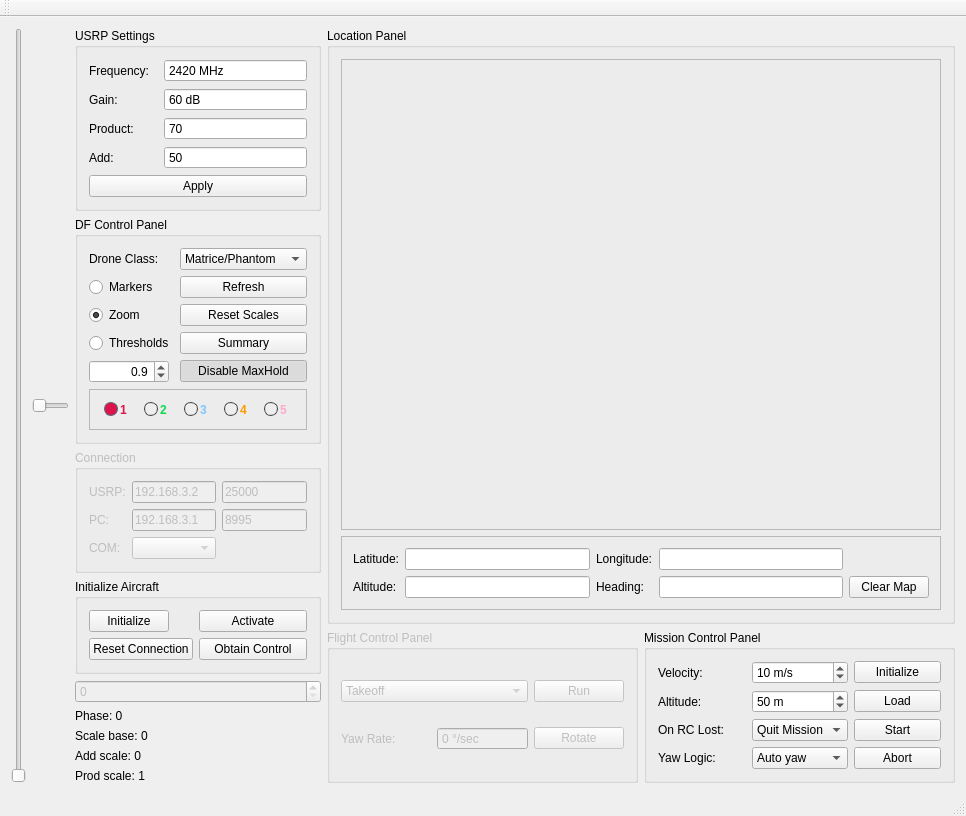
The window that view/mainview.ui (Valkaryne/Matrice600DF) describes before a commit, drawn with Qt 5.
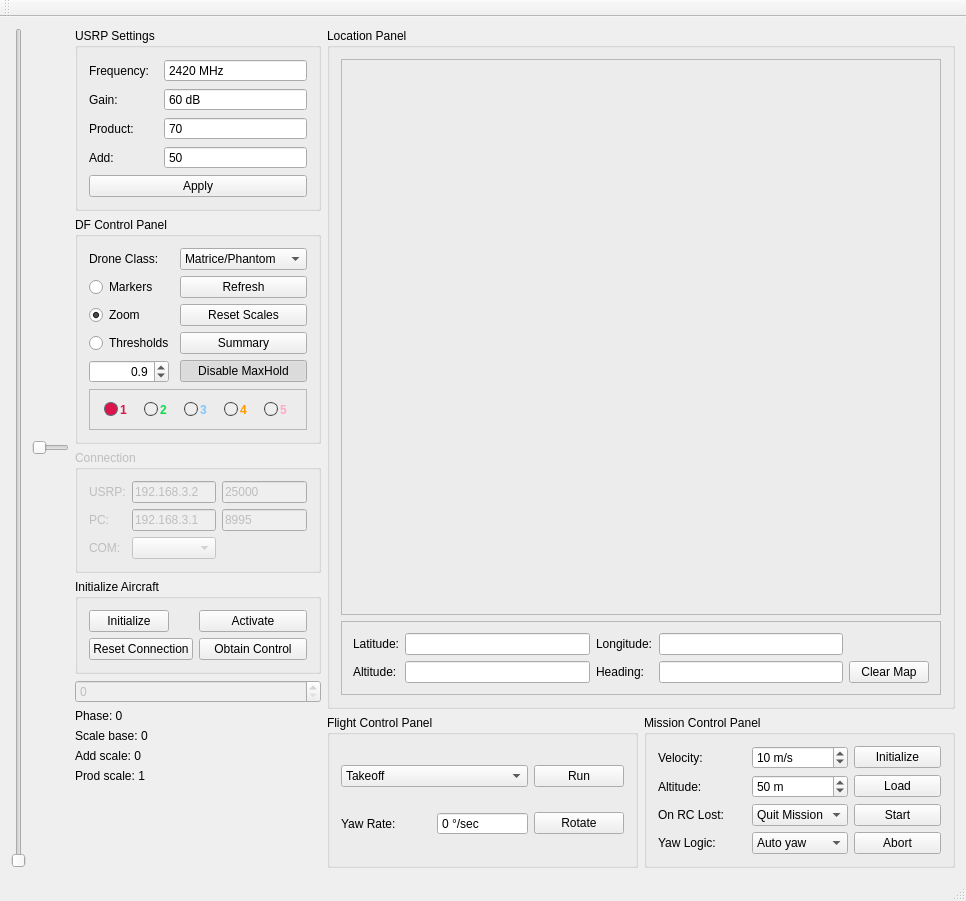
The same window after the commit.

Patch:
```diff
--- a/view/mainview.ui
+++ b/view/mainview.ui
@@ -7,7 +7,7 @@
     <x>0</x>
     <y>0</y>
     <width>966</width>
-    <height>809</height>
+    <height>901</height>
    </rect>
   </property>
   <property name="windowTitle">
@@ -854,7 +854,7 @@
       <item row="1" column="0">
        <widget class="QGroupBox" name="flightBox">
         <property name="enabled">
-         <bool>false</bool>
+         <bool>true</bool>
         </property>
         <property name="title">
          <string>Flight Control Panel</string>
```
Left out of the diff: 13 changed lines with no effect on the pictures.
